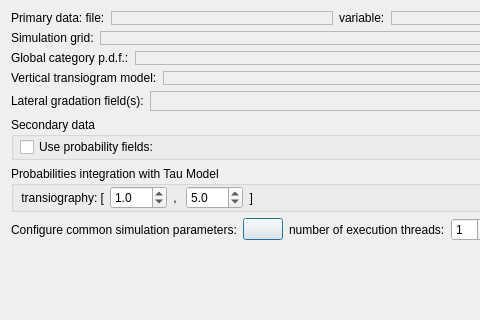
Before: the Qt Designer form dialogs/mcrfbayesiansimdialog.ui in PauloCarvalhoRJ/gammaray, drawn with Qt 5; both pictures show x 0 to 480 and y 0 to 320 of the 994 by 481 pixel window.
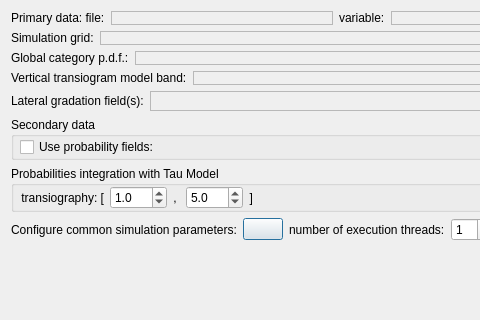
After: the same form once the commit is applied. Icons and pictures are not drawn.

Commit message: MCRFSim for Bayesian applications: completing the transiography uncertainty band feature.

Patch:
```diff
--- a/dialogs/mcrfbayesiansimdialog.ui
+++ b/dialogs/mcrfbayesiansimdialog.ui
@@ -246,7 +246,7 @@
      <item>
       <widget class="QLabel" name="label_4">
        <property name="text">
-        <string>Vertical transiogram model:</string>
+        <string>Vertical transiogram model band:</string>
        </property>
       </widget>
      </item>
```
Left out of the diff: 14 changed lines with no effect on the pictures. The commit also changes 13 other files.
